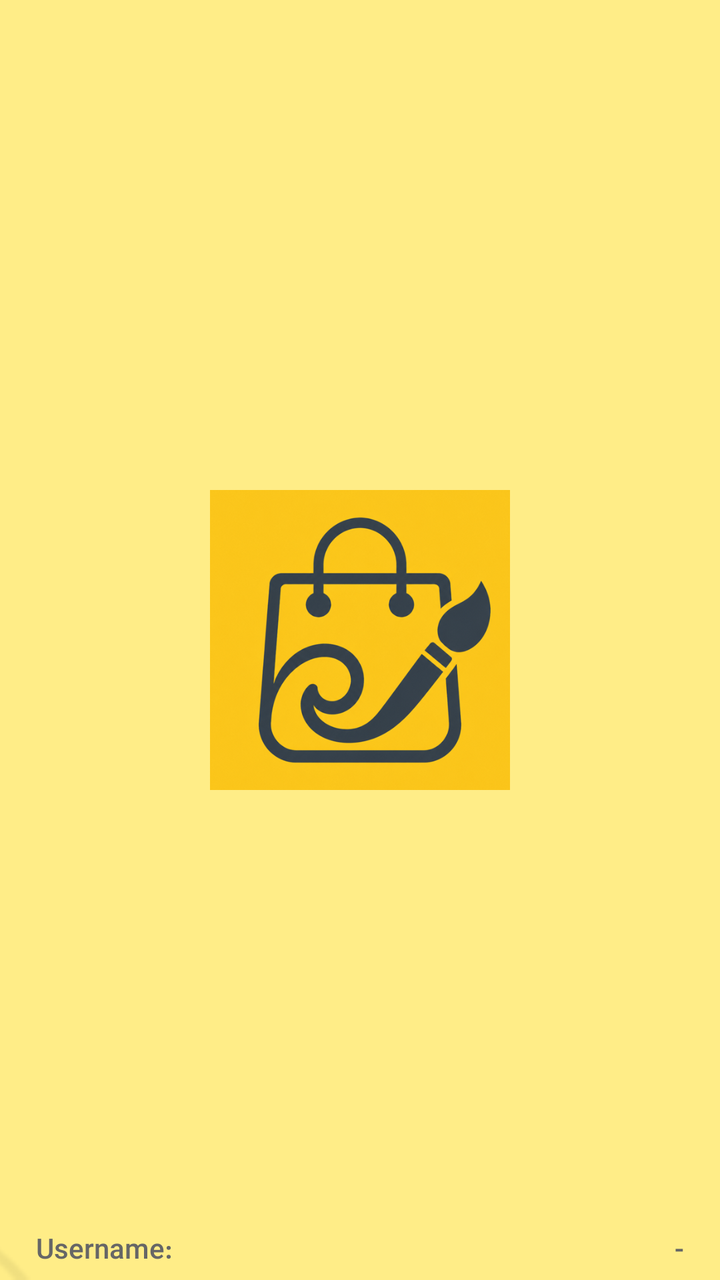
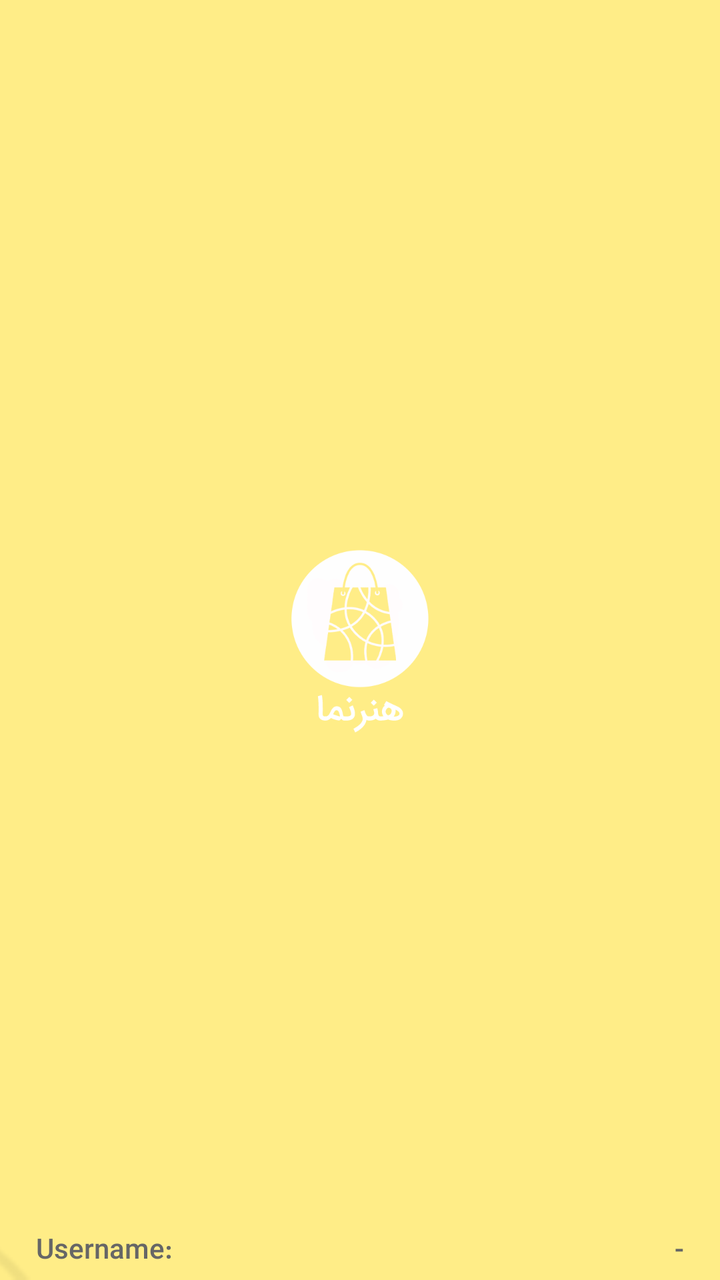

Screens rendered from an Android XML layout before and after an edit, with the pre-edit source and the edit as a unified diff.
<!-- AndroidManifest.xml: application theme AppTheme -->
<!-- res/layout/header_drawer.xml -->
<?xml version="1.0" encoding="utf-8"?>
<RelativeLayout xmlns:android="http://schemas.android.com/apk/res/android"
    android:layout_width="match_parent"
    android:layout_height="@dimen/nav_header_height"
    android:background="@color/drawerHeaderColor"
    android:fitsSystemWindows="false"
    android:gravity="center"
    android:orientation="vertical"
    android:theme="@style/ThemeOverlay.AppCompat.Dark">

    <ImageView
        android:layout_width="150dp"
        android:layout_height="150dp"
        android:layout_centerInParent="true"
        android:contentDescription="@string/app_name"
        android:scaleType="centerInside"
        android:src="@drawable/brand_mark" />

    <LinearLayout
        android:layout_width="match_parent"
        android:layout_height="wrap_content"
        android:layout_alignParentBottom="true"
        android:layout_marginLeft="@dimen/spacing_large"
        android:layout_marginRight="@dimen/spacing_large"
        android:orientation="horizontal">

        <TextView
            android:layout_width="wrap_content"
            android:layout_height="wrap_content"
            android:layout_margin="@dimen/spacing_small"
            android:text="@string/str_nav_username"
            android:textAppearance="@style/TextAppearance.AppCompat.Small"
            android:textColor="@color/drawerHeaderIcon" />

        <View
            android:layout_width="wrap_content"
            android:layout_height="0dp"
            android:layout_weight="1" />

        <TextView
            android:id="@+id/tv_nav_username"
            android:layout_width="wrap_content"
            android:layout_height="wrap_content"
            android:layout_margin="@dimen/spacing_small"
            android:text="-"
            android:textAppearance="@style/TextAppearance.AppCompat.Small"
            android:textColor="@color/drawerHeaderIcon" />

    </LinearLayout>

    <ImageView
        android:layout_width="match_parent"
        android:layout_height="match_parent"
        android:scaleType="centerCrop"
        android:src="@drawable/nav_header_bg" />

</RelativeLayout>
<!-- resources referenced by this layout -->
<resources>
  <color name="drawerHeaderColor">#FFED87</color>
  <color name="drawerHeaderIcon">#666666</color>
  <dimen name="nav_header_height">160dp</dimen>
  <dimen name="spacing_large">15dp</dimen>
  <dimen name="spacing_small">3dp</dimen>
  <!-- drawable brand_mark: png bitmap (drawable, 259089 bytes) -->
  <!-- drawable nav_header_bg: png bitmap (drawable, 14079 bytes) -->
  <string name="app_name">Honarnama</string>
  <string name="str_nav_username">Username:</string>
  <style name="AppTheme" parent="Theme.AppCompat.Light.NoActionBar">
          
          <item name="colorPrimary">@color/colorPrimary</item>
          <item name="colorPrimaryDark">@color/colorPrimaryDark</item>
          <item name="colorAccent">@color/colorAccent</item>
          <item name="colorControlNormal">@color/grey_60</item>
          <item name="fontFamily">@font/iransans</item>
      </style>
  <color name="colorPrimary">#4DB151</color>
  <color name="colorPrimaryDark">#429E45</color>
  <color name="colorAccent">#FFDE26</color>
  <color name="grey_60">#666666</color>
</resources>

<!-- the commit's change to res/layout/header_drawer.xml (unified diff, before → after) -->
@@ -9,12 +9,12 @@
     android:theme="@style/ThemeOverlay.AppCompat.Dark">
 
     <ImageView
-        android:layout_width="150dp"
-        android:layout_height="150dp"
+        android:layout_width="100dp"
+        android:layout_height="100dp"
         android:layout_centerInParent="true"
         android:contentDescription="@string/app_name"
         android:scaleType="centerInside"
-        android:src="@drawable/brand_mark" />
+        android:src="@drawable/main_logo" />
 
     <LinearLayout
         android:layout_width="match_parent"
<!-- resource entries referenced after the edit -->
@@ -5,7 +5,7 @@
   <dimen name="nav_header_height">160dp</dimen>
   <dimen name="spacing_large">15dp</dimen>
   <dimen name="spacing_small">3dp</dimen>
-  <!-- drawable brand_mark: png bitmap (drawable, 259089 bytes) -->
+  <!-- drawable main_logo: png bitmap (drawable, 22890 bytes) -->
   <!-- drawable nav_header_bg: png bitmap (drawable, 14079 bytes) -->
   <string name="app_name">Honarnama</string>
   <string name="str_nav_username">Username:</string>
